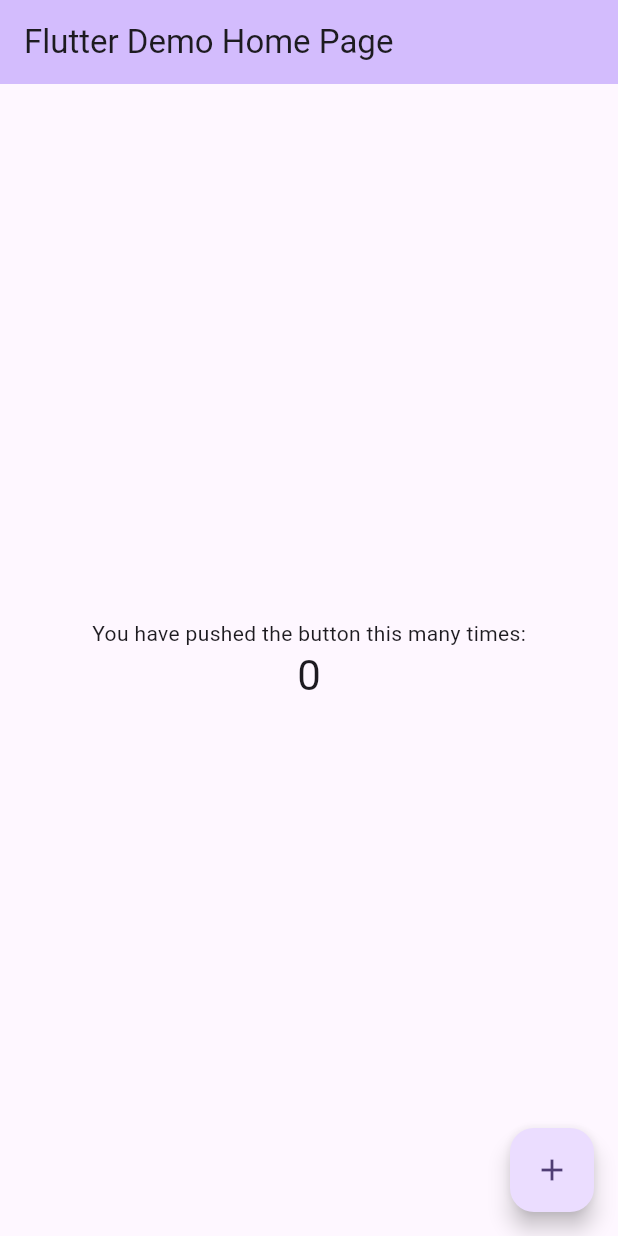
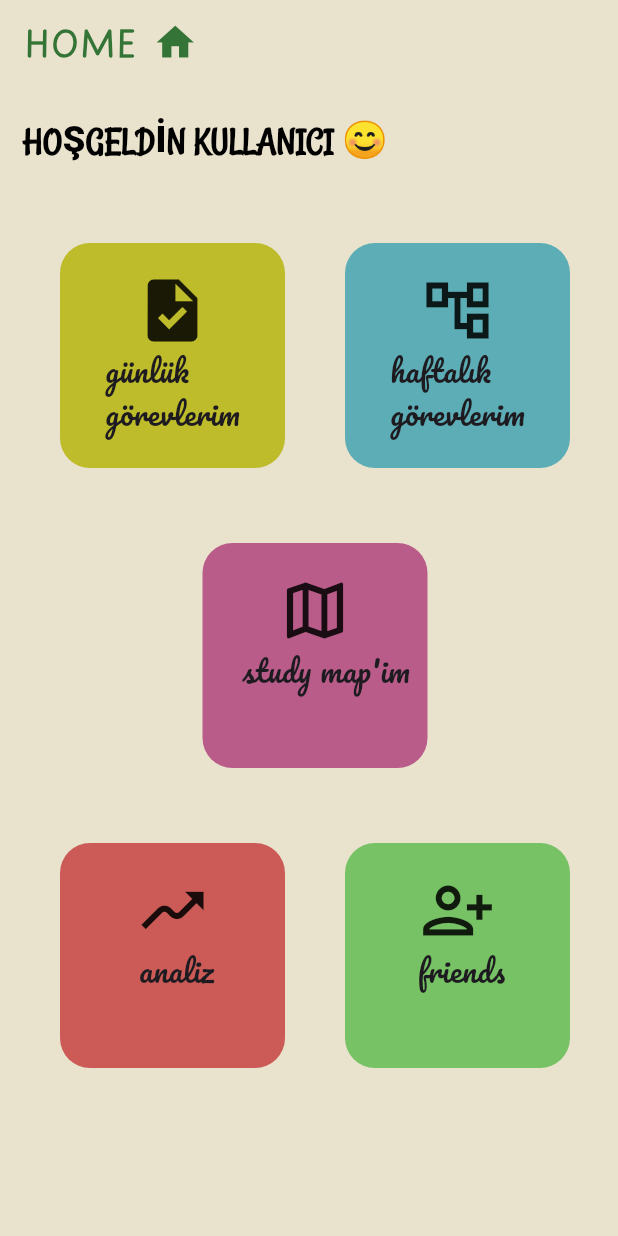
Before and after one commit to semihabahcebasi/StudyMap, a Flutter app: the screen it shows after launch, on a phone screen of 412 x 824 dp. Run offline on Flutter 3.47's test engine with Material 3 defaults, Android fonts, the light colour scheme and no system bars.

Commit message:
home page arayüz tasarımı

```diff
--- a/lib/main.dart
+++ b/lib/main.dart
@@ -1,122 +1,19 @@
 import 'package:flutter/material.dart';
+import 'package:study_map_app/screens/home_screen.dart';
 
 void main() {
-  runApp(const MyApp());
+  runApp(const Home());
 }
 
-class MyApp extends StatelessWidget {
-  const MyApp({super.key});
+class Home extends StatelessWidget {
+  const Home({super.key});
 
-  // This widget is the root of your application.
   @override
   Widget build(BuildContext context) {
     return MaterialApp(
-      title: 'Flutter Demo',
-      theme: ThemeData(
-        // This is the theme of your application.
-        //
-        // TRY THIS: Try running your application with "flutter run". You'll see
-        // the application has a purple toolbar. Then, without quitting the app,
-        // try changing the seedColor in the colorScheme below to Colors.green
-        // and then invoke "hot reload" (save your changes or press the "hot
-        // reload" button in a Flutter-supported IDE, or press "r" if you used
-        // the command line to start the app).
-        //
-        // Notice that the counter didn't reset back to zero; the application
-        // state is not lost during the reload. To reset the state, use hot
-        // restart instead.
-        //
-        // This works for code too, not just values: Most code changes can be
-        // tested with just a hot reload.
-        colorScheme: .fromSeed(seedColor: Colors.deepPurple),
-      ),
-      home: const MyHomePage(title: 'Flutter Demo Home Page'),
+      debugShowCheckedModeBanner: false, // DEBUG yazısını kaldırır
+
+      home: HomeScreen(),
     );
   }
 }
-
-class MyHomePage extends StatefulWidget {
-  const MyHomePage({super.key, required this.title});
-
-  // This widget is the home page of your application. It is stateful, meaning
-  // that it has a State object (defined below) that contains fields that affect
-  // how it looks.
-
-  // This class is the configuration for the state. It holds the values (in this
-  // case the title) provided by the parent (in this case the App widget) and
-  // used by the build method of the State. Fields in a Widget subclass are
-  // always marked "final".
-
-  final String title;
-
-  @override
-  State<MyHomePage> createState() => _MyHomePageState();
-}
-
-class _MyHomePageState extends State<MyHomePage> {
-  int _counter = 0;
-
-  void _incrementCounter() {
-    setState(() {
-      // This call to setState tells the Flutter framework that something has
-      // changed in this State, which causes it to rerun the build method below
-      // so that the display can reflect the updated values. If we changed
-      // _counter without calling setState(), then the build method would not be
-      // called again, and so nothing would appear to happen.
-      _counter++;
-    });
-  }
-
-  @override
-  Widget build(BuildContext context) {
-    // This method is rerun every time setState is called, for instance as done
-    // by the _incrementCounter method above.
-    //
-    // The Flutter framework has been optimized to make rerunning build methods
-    // fast, so that you can just rebuild anything that needs updating rather
-    // than having to individually change instances of widgets.
-    return Scaffold(
-      appBar: AppBar(
-        // TRY THIS: Try changing the color here to a specific color (to
-        // Colors.amber, perhaps?) and trigger a hot reload to see the AppBar
-        // change color while the other colors stay the same.
-        backgroundColor: Theme.of(context).colorScheme.inversePrimary,
-        // Here we take the value from the MyHomePage object that was created by
-        // the App.build method, and use it to set our appbar title.
-        title: Text(widget.title),
-      ),
-      body: Center(
-        // Center is a layout widget. It takes a single child and positions it
-        // in the middle of the parent.
-        child: Column(
-          // Column is also a layout widget. It takes a list of children and
-          // arranges them vertically. By default, it sizes itself to fit its
-          // children horizontally, and tries to be as tall as its parent.
-          //
-          // Column has various properties to control how it sizes itself and
-          // how it positions its children. Here we use mainAxisAlignment to
-          // center the children vertically; the main axis here is the vertical
-          // axis because Columns are vertical (the cross axis would be
-          // horizontal).
-          //
-          // TRY THIS: Invoke "debug painting" (choose the "Toggle Debug Paint"
-          // action in the IDE, or press "p" in the console), to see the
-          // wireframe for each widget.
-          mainAxisAlignment: .center,
-          children: [
-            const Text('You have pushed the button this many times:'),
-            Text(
-              '$_counter',
-              style: Theme.of(context).textTheme.headlineMedium,
-            ),
-          ],
-        ),
-      ),
-      floatingActionButton: FloatingActionButton(
-        onPressed: _incrementCounter,
-        tooltip: 'Increment',
-        child: const Icon(Icons.add),
-      ),
-    );
-  }
-}
--- /dev/null
+++ b/lib/screens/home_screen.dart
@@ -0,0 +1,184 @@
+import 'package:flutter/material.dart';
+
+class HomeScreen extends StatelessWidget {
+  const HomeScreen({super.key});
+
+  @override
+  Widget build(BuildContext context) {
+    return Scaffold(
+      backgroundColor: Color.fromRGBO(233, 226, 205, 1),
+      appBar: AppBar(
+        backgroundColor: Color.fromRGBO(233, 226, 205, 1),
+        title: Row(
+          children: [
+            Text(
+              'HOME',
+
+              style: TextStyle(
+                fontFamily: 'Betania',
+                color: const Color.fromARGB(255, 52, 116, 54),
+                fontSize: 24,
+                fontWeight: FontWeight.w900,
+              ),
+            ),
+            SizedBox(width: 10), // yazı ile ikon arasındaki boşluk
+            Icon(
+              Icons.home,
+              color: const Color.fromARGB(255, 52, 116, 54),
+              size: 30,
+            ), // ev ikonu
+          ],
+        ),
+      ),
+      body: Column(
+        crossAxisAlignment: CrossAxisAlignment.start,
+        children: [
+          SizedBox(height: 20),
+          Padding(
+            padding: EdgeInsets.only(left: 15.0),
+            child: Text(
+              "HOŞGELDİN KULLANICI 😊",
+              style: TextStyle(
+                fontFamily: 'Rancho',
+                color: Colors.black,
+                fontSize: 24,
+                fontWeight: FontWeight.w900,
+              ),
+            ),
+          ),
+
+          Row(
+            children: [
+              Padding(padding: EdgeInsetsGeometry.all(20)),
+              Container(
+                width: 150,
+                height: 150,
+                margin: EdgeInsets.only(top: 50),
+                decoration: BoxDecoration(
+                  color: Color.fromARGB(221, 184, 182, 18),
+                  borderRadius: BorderRadius.circular(20),
+                ),
+                child: Column(
+                  children: [
+                    SizedBox(height: 20),
+                    Icon(Icons.task, size: 50),
+                    Padding(
+                      padding: const EdgeInsets.only(left: 30),
+                      child: Text(
+                        "günlük görevlerim",
+                        style: TextStyle(fontSize: 20, fontFamily: 'Pacifico'),
+                      ),
+                    ),
+                  ],
+                ),
+              ),
+              Padding(padding: EdgeInsetsGeometry.all(20)),
+
+              Container(
+                width: 150,
+                height: 150,
+                margin: EdgeInsets.only(top: 50),
+                decoration: BoxDecoration(
+                  color: Color.fromRGBO(72, 165, 179, 0.867),
+                  borderRadius: BorderRadius.circular(20),
+                ),
+                child: Column(
+                  children: [
+                    SizedBox(height: 20),
+                    Icon(Icons.account_tree_outlined, size: 50),
+                    Padding(
+                      padding: const EdgeInsets.only(left: 30),
+                      child: Text(
+                        "haftalık görevlerim",
+                        style: TextStyle(fontSize: 20, fontFamily: 'Pacifico'),
+                      ),
+                    ),
+                  ],
+                ),
+              ),
+            ],
+          ),
+
+          Padding(
+            padding: const EdgeInsets.only(left: 135),
+            child: Container(
+              width: 150,
+              height: 150,
+              margin: EdgeInsets.only(top: 50),
+              decoration: BoxDecoration(
+                color: Color.fromRGBO(179, 72, 127, 0.867),
+                borderRadius: BorderRadius.circular(20),
+              ),
+              child: Column(
+                children: [
+                  SizedBox(height: 20),
+                  Icon(Icons.map_outlined, size: 50),
+                  Padding(
+                    padding: const EdgeInsets.only(left: 15),
+                    child: Text(
+                      "study map'im",
+                      style: TextStyle(fontSize: 20, fontFamily: 'Pacifico'),
+                    ),
+                  ),
+                ],
+              ),
+            ),
+          ),
+
+          Row(
+            children: [
+              Padding(padding: EdgeInsetsGeometry.all(20)),
+              Container(
+                width: 150,
+                height: 150,
+                margin: EdgeInsets.only(top: 50),
+                decoration: BoxDecoration(
+                  color: Color.fromRGBO(199, 70, 70, 0.867),
+                  borderRadius: BorderRadius.circular(20),
+                ),
+                child: Column(
+                  children: [
+                    SizedBox(height: 20),
+                    Icon(Icons.moving_sharp, size: 50),
+                    Padding(
+                      padding: const EdgeInsets.only(left: 5),
+                      child: Text(
+                        "analiz",
+                        style: TextStyle(fontSize: 20, fontFamily: 'Pacifico'),
+                      ),
+                    ),
+                  ],
+                ),
+              ),
+
+              Padding(padding: EdgeInsetsGeometry.all(20)),
+
+              Container(
+                width: 150,
+                height: 150,
+                margin: EdgeInsets.only(top: 50),
+                decoration: BoxDecoration(
+                  color: Color.fromRGBO(101, 189, 85, 0.867),
+                  borderRadius: BorderRadius.circular(20),
+                ),
+                child: Column(
+                  children: [
+                    SizedBox(height: 20),
+                    Icon(Icons.person_add_alt, size: 50),
+                    Padding(
+                      padding: const EdgeInsets.only(left: 5),
+                      child: Text(
+                        "friends",
+                        style: TextStyle(fontSize: 20, fontFamily: 'Pacifico'),
+                      ),
+                    ),
+                  ],
+                ),
+              ),
+            ],
+          ),
+        ],
+      ),
+    );
+  }
+}
```
Also changed, not shown: pubspec.yaml (+14 -0 lines), assets/fonts/BetaniaPatmosIn-Regular.ttf (added), assets/fonts/Pacifico-Regular.ttf (added), assets/fonts/Rancho-Regular.ttf (added), 6 other files.
